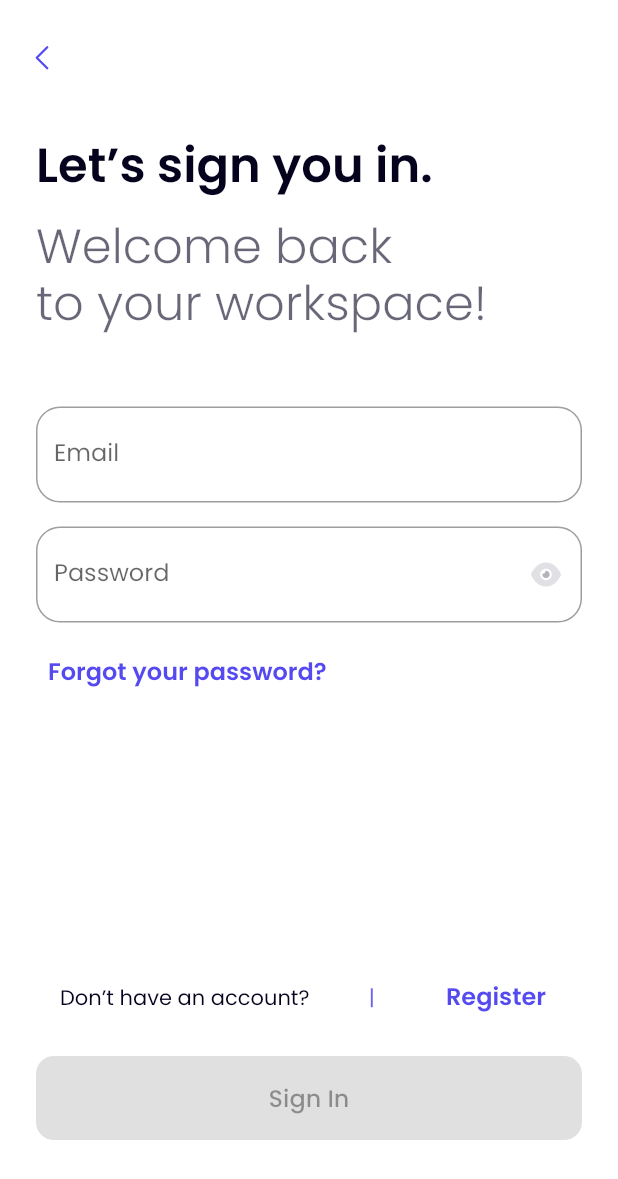
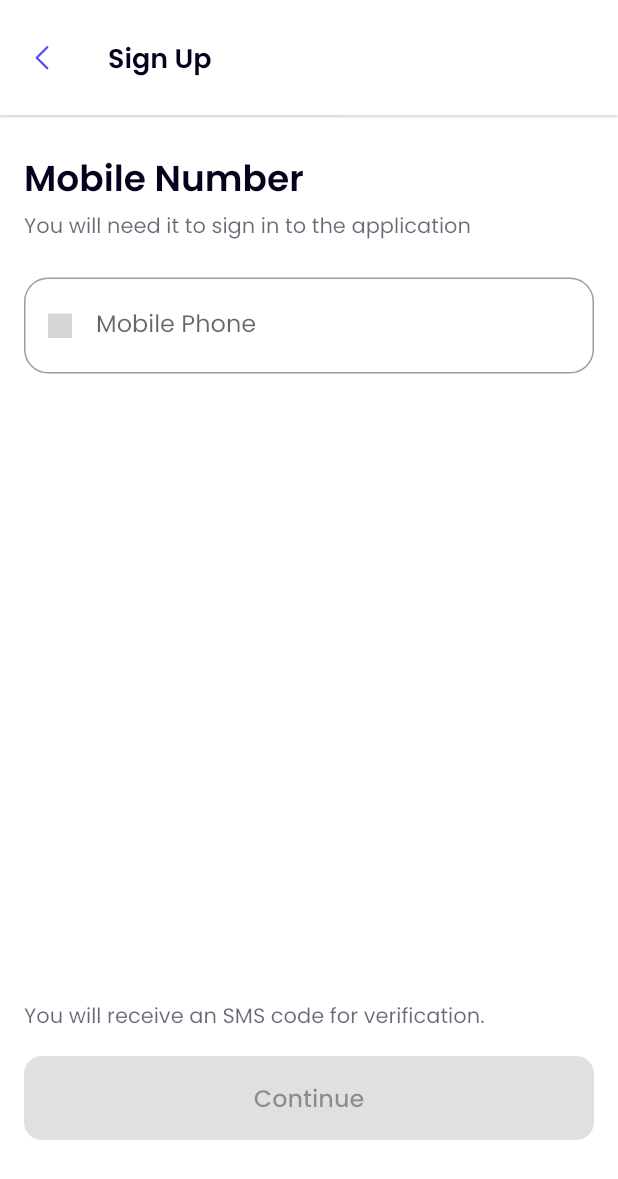
Before and after one commit to erennaltin/social_app, a Flutter app: the screen it shows after launch, on a phone screen of 412 x 824 dp. Shown: the top 1179 px of the screen. Run offline on Flutter 3.47's test engine with Material 2 defaults, Android fonts, the phone set to English and light mode, and no system bars; our stand-ins replace flutter_keyboard_visibility, flutter_svg; missing offline and left inert: country_icons; grey boxes are pictures that could not be loaded.

Commit message:
phone dropdown

```diff
--- a/lib/core/constants/typo_constants.dart
+++ b/lib/core/constants/typo_constants.dart
@@ -1,8 +1,8 @@
 import 'package:flutter/material.dart';
 
-const TextStyle headline3 = TextStyle(
-  fontSize: 16,
-  fontWeight: FontWeight.w500,
+const TextStyle headline1 = TextStyle(
+  fontSize: 24,
+  fontWeight: FontWeight.w600,
   height: 1.5,
   fontFamily: 'Poppins',
 );
@@ -14,7 +14,14 @@ const TextStyle headline2 = TextStyle(
   fontFamily: 'Poppins',
 );
 
-const TextStyle headline1 = TextStyle(
+const TextStyle headline3 = TextStyle(
+  fontSize: 16,
+  fontWeight: FontWeight.w500,
+  height: 1.5,
+  fontFamily: 'Poppins',
+);
+
+const TextStyle welcomeTitle = TextStyle(
   fontSize: 32,
   fontWeight: FontWeight.w600,
   height: 1.2,
--- a/lib/main.dart
+++ b/lib/main.dart
@@ -1,7 +1,7 @@
 import 'package:flutter/material.dart';
-import 'package:social_app/core/constants/color_constants.dart';
 import 'package:social_app/core/theme/light_theme.dart';
 import 'package:social_app/ui/onboarding/sign_in/sign_in.dart';
+import 'package:social_app/ui/onboarding/sign_up/sign_up_phone.dart';
 
 void main() {
   runApp(const MyApp());
@@ -16,7 +16,7 @@ class MyApp extends StatelessWidget {
     return MaterialApp(
       title: 'Flutter Demo',
       debugShowCheckedModeBanner: false,
-      home: SignInScreen(),
+      home: SignUpPhoneScreen(),
       theme: buildLightTheme(),
     );
   }
--- a/lib/ui/components/Input.dart
+++ b/lib/ui/components/Input.dart
@@ -1,4 +1,5 @@
 import 'package:flutter/material.dart';
+import 'package:flutter/services.dart';
 import 'package:flutter_svg/svg.dart';
 import 'package:social_app/core/constants/color_constants.dart';
 
@@ -14,6 +15,7 @@ class Input extends StatefulWidget {
 
   late InputDecoration _decoration;
   late TextInputType _keyboardType;
+  var _inputFormatters = <TextInputFormatter>[];
   late String? Function(String? validator)? _validator;
 
   bool isPassword = false;
@@ -23,7 +25,8 @@ class Input extends StatefulWidget {
 }
 
 class _InputState extends State<Input> {
-  bool isObscure = true;
+  bool _isObscure = true;
+  String? _country = "tr";
   @override
   Widget build(BuildContext context) {
     var _emailDecoration = const InputDecoration(
@@ -32,16 +35,47 @@ class _InputState extends State<Input> {
     );
 
     var _passwordDecoration = InputDecoration(
-        labelText: 'Password',
-        hintText: "Password",
-        suffixIcon: IconButton(
-            onPressed: () {
+      labelText: 'Password',
+      hintText: "Password",
+      suffixIcon: IconButton(
+        onPressed: () {
+          setState(() {
+            _isObscure = !_isObscure;
+          });
+        },
+        icon: SvgPicture.asset("assets/svgs/additions.svg",
+            color: _isObscure ? dark30 : accentBlue),
+      ),
+    );
+
+    var _phoneDecoration = InputDecoration(
+        labelText: 'Mobile Phone',
+        hintText: "Mobile Phone",
+        prefixIcon: IconButton(
+          onPressed: () {
+            setState(() {
+              _isObscure = !_isObscure;
+            });
+          },
+          icon: DropdownButton<String>(
+            value: _country,
+            elevation: 16,
+            onChanged: (value) {
               setState(() {
-                isObscure = !isObscure;
+                _country = value;
               });
             },
-            icon: SvgPicture.asset("assets/svgs/additions.svg",
-                color: isObscure ? dark30 : accentBlue)));
+            icon: Visibility(visible: false, child: Icon(Icons.arrow_downward)),
+            items: <String>['tr', 'us']
+                .map<DropdownMenuItem<String>>((String value) {
+              return DropdownMenuItem<String>(
+                value: value,
+                child: SvgPicture.asset('icons/flags/svg/${value}.svg',
+                    package: 'country_icons', height: 16, width: 16),
+              );
+            }).toList(),
+          ),
+        ));
 
     switch (widget.inputType) {
       case "Email":
@@ -73,6 +107,25 @@ class _InputState extends State<Input> {
           };
           break;
         }
+      case "Phone":
+        {
+          widget._decoration = _phoneDecoration;
+          widget._keyboardType = TextInputType.phone;
+          widget._inputFormatters = [
+            LengthLimitingTextInputFormatter(10),
+          ];
+          widget._validator = (value) {
+            if (value != null) {
+              if (value.isNotEmpty) {
+                if (value.length != 10) {
+                  return "Enter a valid phone number!";
+                }
+              }
+            }
+            return null;
+          };
+          break;
+        }
       default:
         {
           widget._decoration = _emailDecoration;
@@ -85,12 +138,13 @@ class _InputState extends State<Input> {
     return TextFormField(
       validator: widget._validator,
       autovalidateMode: AutovalidateMode.onUserInteraction,
-      obscureText: widget.isPassword ? isObscure : false,
+      obscureText: widget.isPassword ? _isObscure : false,
       autocorrect: widget.isPassword,
       enableSuggestions: widget.isPassword,
       decoration: widget._decoration,
       keyboardType: widget._keyboardType,
       controller: widget.controller,
+      inputFormatters: widget._inputFormatters,
     );
   }
 }
--- /dev/null
+++ b/lib/ui/components/custom_text_button.dart
@@ -0,0 +1,26 @@
+import 'package:flutter/material.dart';
+import 'package:social_app/core/constants/typo_constants.dart';
+
+class CustomTextButton extends StatelessWidget {
+  const CustomTextButton({
+    Key? key,
+    required this.text,
+    this.onPressed,
+  }) : super(key: key);
+
+  final String text;
+  final VoidCallback? onPressed;
+
+  @override
+  Widget build(BuildContext context) {
+    return TextButton(
+      onPressed: onPressed,
+      child: Text(
+        text,
+        style: body.copyWith(
+          fontWeight: FontWeight.w600,
+        ),
+      ),
+    );
+  }
+}
--- a/lib/ui/onboarding/sign_in/sign_in.dart
+++ b/lib/ui/onboarding/sign_in/sign_in.dart
@@ -5,6 +5,7 @@ import 'package:social_app/core/constants/spacing_constants.dart';
 import 'package:social_app/core/constants/typo_constants.dart';
 import 'package:social_app/ui/components/app_bar_with_back_button.dart';
 import 'package:social_app/ui/components/button.dart';
+import 'package:social_app/ui/components/custom_text_button.dart';
 import 'package:social_app/ui/components/input.dart';
 
 class SignInScreen extends StatelessWidget {
@@ -59,7 +60,7 @@ class SignInScreen extends StatelessWidget {
   Text buildTitleText() {
     return Text(
       "Let’s sign you in.",
-      style: headline1.copyWith(
+      style: welcomeTitle.copyWith(
         color: dark,
       ),
     );
@@ -152,27 +153,3 @@ class SignInFormState extends State<SignInForm> {
     );
   }
 }
-
-class CustomTextButton extends StatelessWidget {
-  const CustomTextButton({
-    Key? key,
-    required this.text,
-    this.onPressed,
-  }) : super(key: key);
-
-  final String text;
-  final VoidCallback? onPressed;
-
-  @override
-  Widget build(BuildContext context) {
-    return TextButton(
-      onPressed: onPressed,
-      child: Text(
-        text,
-        style: body.copyWith(
-          fontWeight: FontWeight.w600,
-        ),
-      ),
-    );
-  }
-}
--- /dev/null
+++ b/lib/ui/onboarding/sign_up/sign_up_phone.dart
@@ -0,0 +1,114 @@
+import 'package:flutter/material.dart';
+import 'package:social_app/core/constants/color_constants.dart';
+import 'package:social_app/core/constants/spacing_constants.dart';
+import 'package:social_app/core/constants/typo_constants.dart';
+import 'package:social_app/ui/components/Button.dart';
+import 'package:social_app/ui/components/app_bar_with_back_button.dart';
+import 'package:social_app/ui/components/custom_text_button.dart';
+import 'package:social_app/ui/components/input.dart';
+import 'package:flutter_keyboard_visibility/flutter_keyboard_visibility.dart';
+import 'package:country_icons/country_icons.dart';
+
+class SignUpPhoneScreen extends StatelessWidget {
+  const SignUpPhoneScreen({Key? key}) : super(key: key);
+
+  @override
+  Widget build(BuildContext context) {
+    return Scaffold(
+        appBar: AppBarWithBackButton(
+          title: "Sign Up",
+        ),
+        body: Padding(
+          padding: const EdgeInsets.symmetric(horizontal: standartPadding),
+          child: Column(
+            crossAxisAlignment: CrossAxisAlignment.start,
+            children: <Widget>[
+              Padding(padding: EdgeInsets.only(top: standartPadding * 1.5)),
+              Text("Mobile Number",
+                  style: headline1.copyWith(
+                    color: dark,
+                  )),
+              Text("You will need it to sign in to the application",
+                  style: bodySmaller.copyWith(
+                    color: dark60,
+                  )),
+              Padding(padding: EdgeInsets.only(top: standartPadding * 1.5)),
+              Expanded(child: SignInMobileForm())
+            ],
+          ),
+        ));
+  }
+}
+
+class SignInMobileForm extends StatefulWidget {
+  const SignInMobileForm({super.key});
+
+  @override
+  SignInMobileFormState createState() {
+    return SignInMobileFormState();
+  }
+}
+
+class SignInMobileFormState extends State<SignInMobileForm> {
+  final _formKey = GlobalKey<FormState>();
+  final _phoneController = TextEditingController();
+  bool isSignUpActive = false;
+
+  @override
+  void initState() {
+    super.initState();
+
+    _phoneController.addListener(_handleInputChange);
+  }
+
+  @override
+  void dispose() {
+    _phoneController.dispose();
+    super.dispose();
+  }
+
+  void _handleInputChange() {
+    bool val = _formKey.currentState!.validate();
+    if (val) {
+      setState(() {
+        isSignUpActive = true;
+      });
+    } else {
+      setState(() {
+        isSignUpActive = false;
+      });
+    }
+  }
+
+  @override
+  Widget build(BuildContext context) {
+    return Form(
+      key: _formKey,
+      child: Column(
+        crossAxisAlignment: CrossAxisAlignment.stretch,
+        children: <Widget>[
+          Input(inputType: "Phone", controller: _phoneController),
+          Padding(
+            padding: EdgeInsets.only(bottom: standartPadding * 1.5),
+          ),
+          Spacer(),
+          Text(
+            "You will receive an SMS code for verification.",
+            style: bodySmaller.copyWith(
+              color: dark60,
+            ),
+          ),
+          Padding(padding: EdgeInsets.only(top: standartPadding)),
+          Button(
+              text: "Continue", onPressed: () {}, isDisabled: !isSignUpActive),
+          KeyboardVisibilityBuilder(builder: (context, visible) {
+            return Padding(
+              padding: EdgeInsets.only(
+                  bottom: visible ? (standartPadding) : standartPadding * 4),
+            );
+          }),
+        ],
+      ),
+    );
+  }
+}
--- a/pubspec.yaml
+++ b/pubspec.yaml
@@ -37,6 +37,8 @@ dependencies:
   mobx: ^2.0.7+5
   flutter_mobx: ^2.0.6+1
   flutter_svg: ^0.22.0
+  flutter_keyboard_visibility: ^5.3.0
+  country_icons: ^2.0.2
 
 
 dev_dependencies:
```
Also changed, not shown: pubspec.lock, 9 other files.
